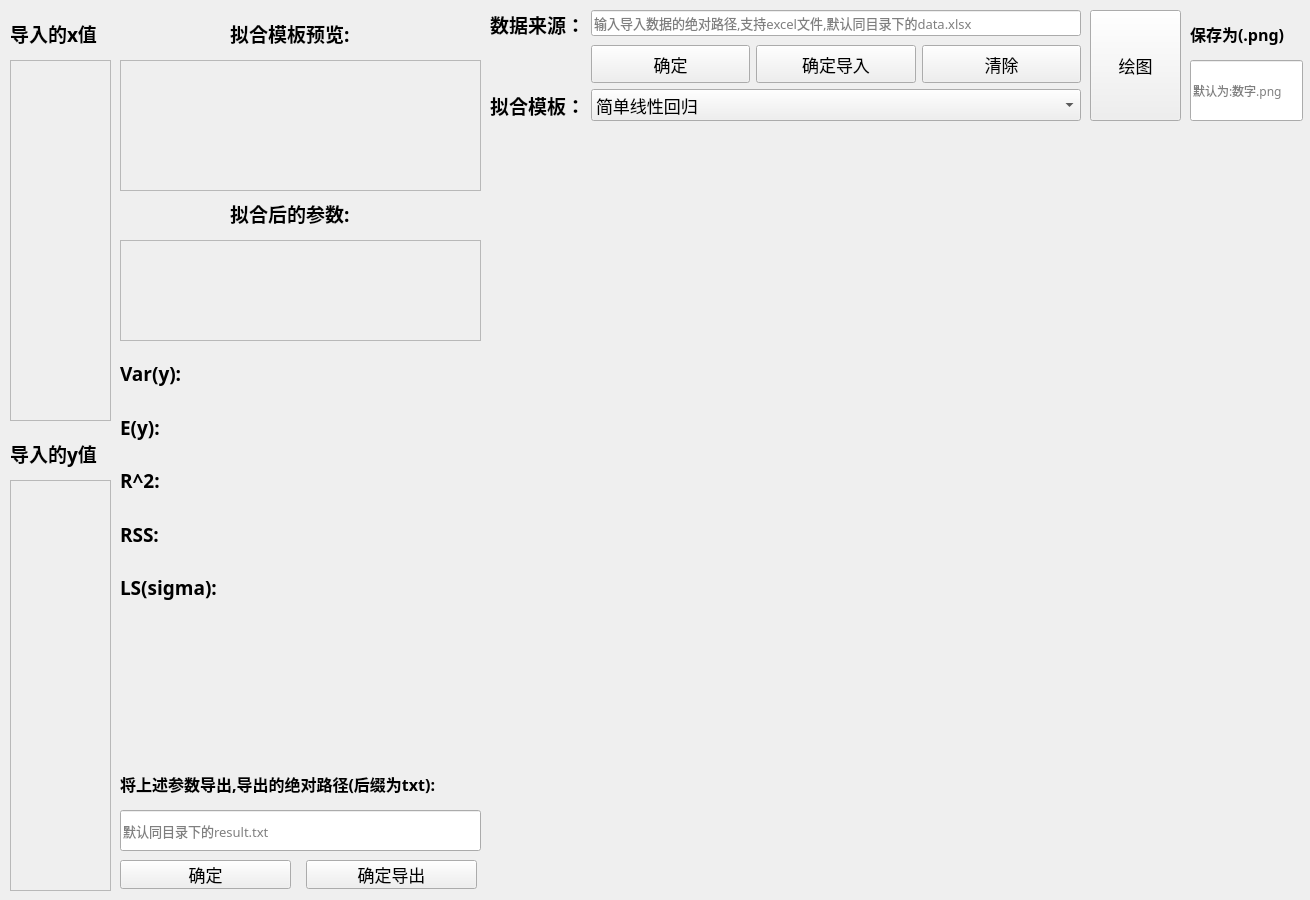
Before: the Qt Designer form Regression_analysis_calculator/UI_resources/Mwd.ui in CiscoXY/Period_university, drawn with Qt 5.
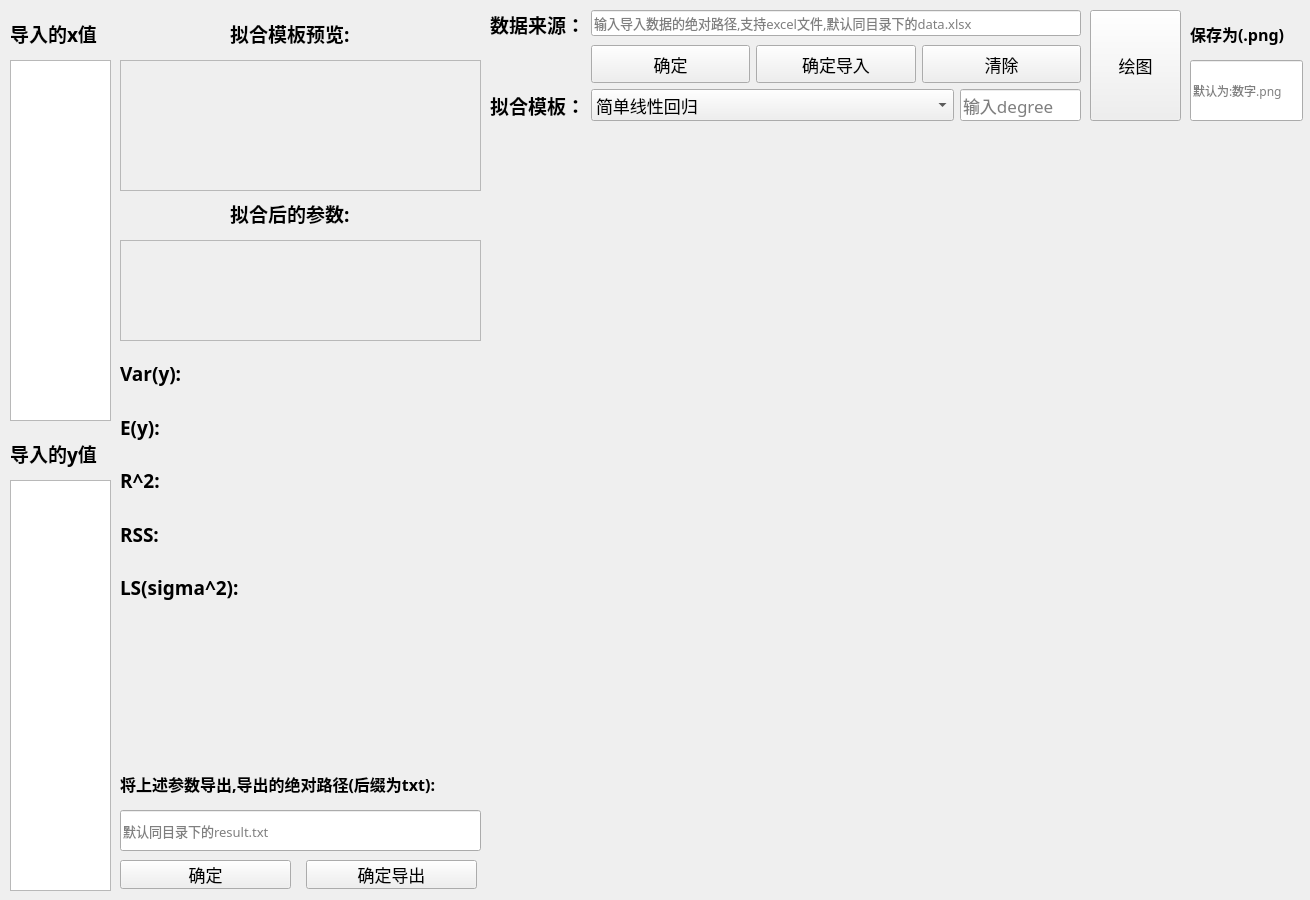
After: the same form once the commit is applied.

What changed in the file:
```diff
--- a/Regression_analysis_calculator/UI_resources/Mwd.ui
+++ b/Regression_analysis_calculator/UI_resources/Mwd.ui
@@ -114,7 +114,15 @@
       </widget>
      </item>
      <item row="3" column="1">
+      <layout class="QHBoxLayout" name="horizontalLayout_2">
+       <item>
       <widget class="QComboBox" name="modual_choose">
+         <property name="sizePolicy">
+          <sizepolicy hsizetype="Expanding" vsizetype="Fixed">
+           <horstretch>3</horstretch>
+           <verstretch>0</verstretch>
+          </sizepolicy>
+         </property>
        <item>
         <property name="text">
          <string>简单线性回归</string>
@@ -125,7 +133,33 @@
          <string>多项式拟合</string>
         </property>
        </item>
-      </widget>
+         <item>
+          <property name="text">
+           <string>幂拟合</string>
+          </property>
+         </item>
+        </widget>
+       </item>
+       <item>
+        <widget class="QLineEdit" name="degree_input">
+         <property name="enabled">
+          <bool>true</bool>
+         </property>
+         <property name="sizePolicy">
+          <sizepolicy hsizetype="Expanding" vsizetype="Fixed">
+           <horstretch>1</horstretch>
+           <verstretch>0</verstretch>
+          </sizepolicy>
+         </property>
+         <property name="text">
+          <string/>
+         </property>
+         <property name="placeholderText">
+          <string>输入degree</string>
+         </property>
+        </widget>
+       </item>
+      </layout>
      </item>
     </layout>
    </widget>
@@ -315,7 +349,7 @@
         </font>
        </property>
        <property name="text">
-        <string>LS(sigma):</string>
+        <string>LS(sigma^2):</string>
        </property>
       </widget>
      </item>
@@ -350,15 +384,7 @@
       <height>761</height>
      </rect>
     </property>
-    <layout class="QFormLayout" name="figure_layout">
-     <item row="0" column="0">
-      <widget class="QLabel" name="label">
-       <property name="text">
-        <string/>
-       </property>
-      </widget>
-     </item>
-    </layout>
+    <layout class="QFormLayout" name="figure_layout"/>
    </widget>
    <widget class="QPushButton" name="btDraw">
     <property name="geometry">
@@ -427,7 +453,7 @@
    </widget>
    <widget class="QTextEdit" name="y_preview">
     <property name="enabled">
-     <bool>false</bool>
+     <bool>true</bool>
     </property>
     <property name="geometry">
      <rect>
@@ -453,7 +479,7 @@
    </widget>
    <widget class="QTextEdit" name="x_preview">
     <property name="enabled">
-     <bool>false</bool>
+     <bool>true</bool>
     </property>
     <property name="geometry">
      <rect>
```
Lines whose indentation alone changed are shown as unchanged.
